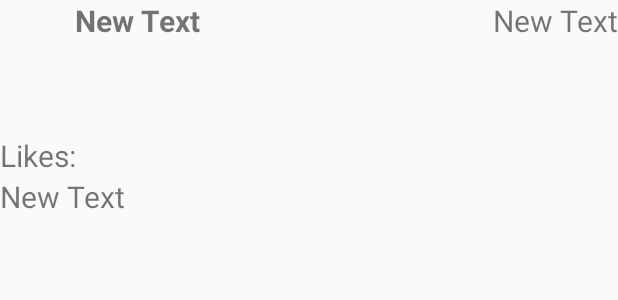
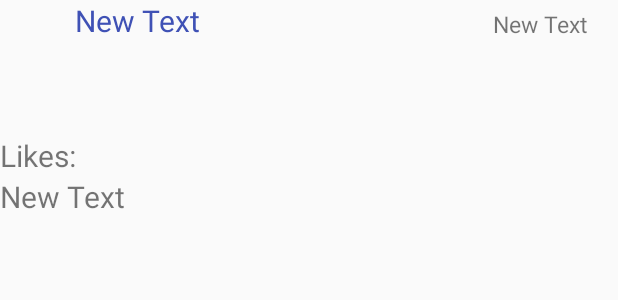
Before and after one commit to vimalathithanr/InstagramViewer, an Android app: the layout item_photo.xml on its own in the app's theme, with its tools: preview values and no code run, on a phone screen of 412 x 824 dp. Shown: the top 300 px of the screen. Run offline under Robolectric (Android 15) with nearby library versions, the phone set to English and light mode, and no system bars; plain views replace RoundedImageView.

Commit message:
Added few styles to replicate Instagram UI

```diff
--- a/app/src/main/res/layout/item_photo.xml
+++ b/app/src/main/res/layout/item_photo.xml
@@ -24,8 +24,8 @@
         android:text="New Text"
         android:textSize="20sp"
         android:id="@+id/tvUserName"
-        android:textStyle="bold"
-       android:layout_marginLeft="10dp"
+        android:textColor="#3F51B5"
+        android:layout_marginLeft="10dp"
         android:layout_alignTop="@+id/ivProfilePhoto"
         android:layout_toRightOf="@+id/ivProfilePhoto"
         android:layout_toEndOf="@+id/ivProfilePhoto" />
@@ -34,11 +34,12 @@
         android:layout_width="wrap_content"
         android:layout_height="wrap_content"
         android:text="New Text"
-        android:textSize="20sp"
+        android:textSize="15sp"
         android:id="@+id/tvTime"
+        android:layout_marginRight="20dp"
+        android:layout_marginTop="5dp"
         android:layout_alignParentTop="true"
         android:layout_alignParentRight="true" />
-
 
     <ImageView
         android:layout_width="match_parent"
```
